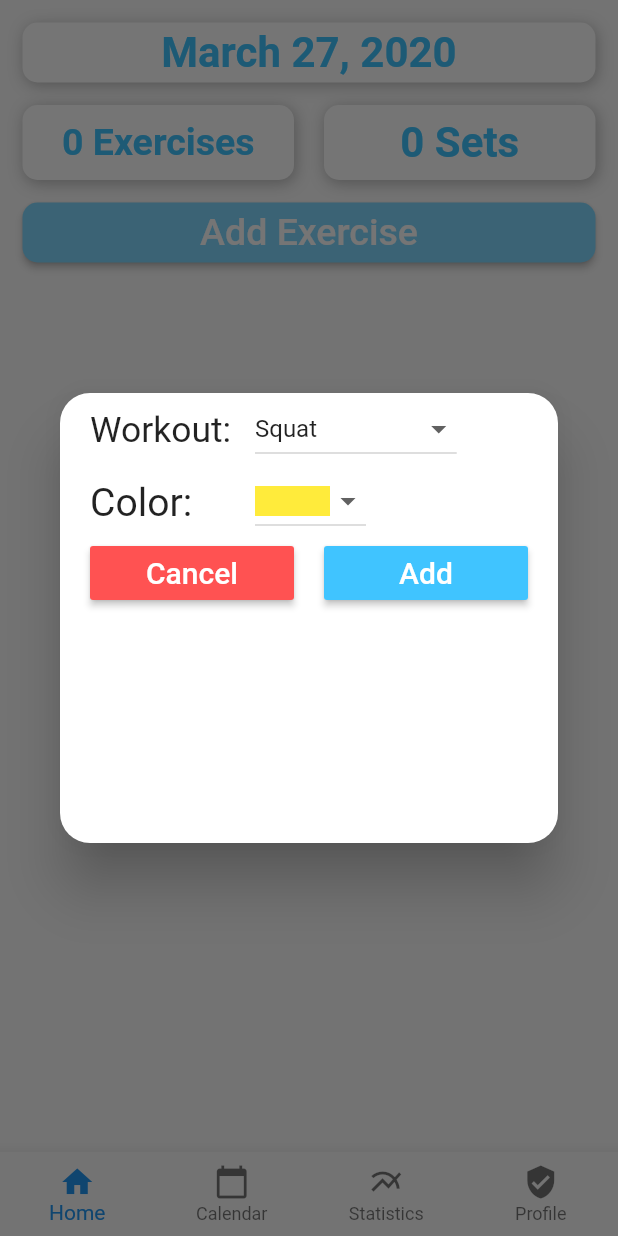
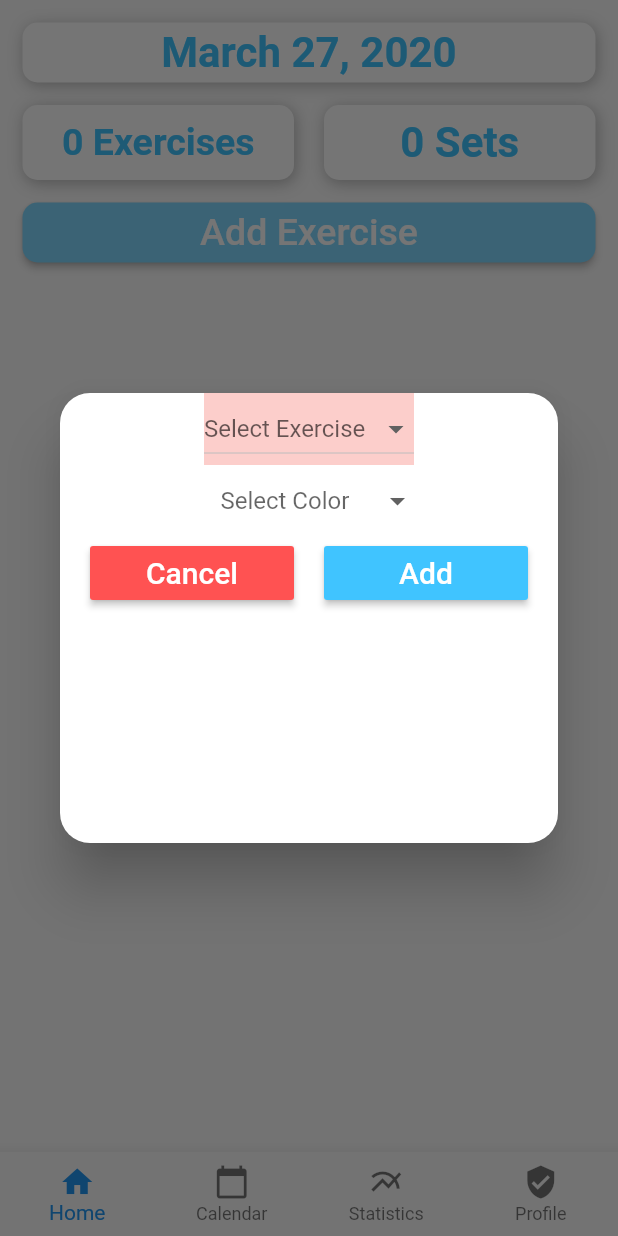
Before and after one commit to YounesBenketira/FitN, a Flutter app: the screen it shows after launch, after a tap on "Add Exercise", on a phone screen of 412 x 824 dp. Run offline on Flutter 3.47's test engine with Material 2 defaults, Android fonts, the phone set to English and light mode, and no system bars; our stand-ins replace table_calendar.

Commit message:
Added date-saving feature for each exercise Added ExerciseCards in the calendar tab Added dynamic categorization of exercises based on what date they were created

```diff
--- a/lib/Pages/page_home.dart
+++ b/lib/Pages/page_home.dart
@@ -27,9 +27,12 @@ class HomePage extends StatefulWidget {
 
 class _HomePageState extends State<HomePage> {
   Storage storage;
+  static List<dynamic> dataSetCopy;
+
   DateTime todaysDate;
   DateTime yesterdaysDate;
   String formattedDate;
+
   int setsDone;
   int excCount;
   int dateIndex;
@@ -38,8 +41,13 @@ class _HomePageState extends State<HomePage> {
   @override
   void initState() {
     storage = Storage();
+    dataSetCopy = widget.dataSet;
+
     _updateDataSet();
     getDateIndex();
+
+//    excCount = widget.dataSet[dateIndex]['exercises'].length;
+
     var now = new DateTime.now();
     todaysDate = new DateTime(now.year, now.month, now.day);
     yesterdaysDate =
@@ -47,6 +55,7 @@ class _HomePageState extends State<HomePage> {
 
     var formatter = new DateFormat.yMMMMd('en_US');
     formattedDate = formatter.format(todaysDate);
+
     updateSets();
 
     super.initState();
@@ -65,11 +74,13 @@ class _HomePageState extends State<HomePage> {
           });
 
       if (dateIndex == null) {
-        dataSet.add({'date': todaysDate.toIso8601String(), 'exercises': []});
         setState(() {
-          dateIndex = dataSet.length - 1;
+          widget.dataSet.add(
+              {'date': todaysDate.toIso8601String(), 'exercises': []});
+          dateIndex = widget.dataSet.length - 1;
           yesterIndex = dateIndex + 1;
         });
+        storage.save(widget.dataSet);
       }
     });
   }
@@ -83,18 +94,22 @@ class _HomePageState extends State<HomePage> {
         exerciseList = new List();
       else {
         if (dateIndex == null) dateIndex = data.length - 1;
+//        print(dateIndex);
+//        print(data);
         exerciseList = data[dateIndex]['exercises'];
       }
 
       int setCount = 0;
       for (int i = 0; i < exerciseList.length; i++) {
-        int sets = Exercise.fromJson(exerciseList[i]).getSetCount();
+        Exercise temp = Exercise.fromJson(exerciseList[i]);
+        int sets = temp.getSetCount();
         setCount += sets;
       }
 
       setState(() {
         setsDone = setCount;
         excCount = exerciseList.length;
+        _updateDataSet();
       });
     });
   }
@@ -103,6 +118,7 @@ class _HomePageState extends State<HomePage> {
     Future<List<dynamic>> future = storage.readData();
 
     future.then((var data) {
+//      print(data);
       setState(() {
         widget.dataSet = data;
       });
@@ -156,6 +172,7 @@ class _HomePageState extends State<HomePage> {
   }
 
   void addExercise(Exercise ex) {
+//    print("BEFORE: " + widget.dataSet.toString());
     setState(() {
       excCount++;
 
@@ -170,6 +187,7 @@ class _HomePageState extends State<HomePage> {
         widget.dataSet[dateIndex]['exercises'].add(ex);
       }
     });
+//    print("AFTER: " + widget.dataSet.toString());
     storage.save(widget.dataSet);
   }
 
@@ -337,30 +355,30 @@ class _HomePageState extends State<HomePage> {
             style: TextStyle(color: Colors.white, fontSize: 25),
           ),
           shape:
-              RoundedRectangleBorder(borderRadius: BorderRadius.circular(10)),
+          RoundedRectangleBorder(borderRadius: BorderRadius.circular(10)),
         ),
       ),
     );
   }
 
+  AsyncSnapshot lastSnapshot;
+
   Widget _buildExerciseList() {
     Widget createListView(BuildContext context, AsyncSnapshot snapshot) {
       List<dynamic> values;
-//      print(dateIndex);
-//      print(snapshot.data);
+
       if (snapshot.data.length == 0)
         values = [];
       else {
         values = snapshot.data[dateIndex]['exercises'];
       }
-//      print(snapshot.data[0]['exercises']);
 
       return new ListView.builder(
+        physics: const NeverScrollableScrollPhysics(),
         primary: false,
         shrinkWrap: true,
         itemCount: values.length,
         itemBuilder: (BuildContext context, int index) {
-//          print(values);
           return new Column(
             children: <Widget>[
               ExerciseCard(
@@ -372,23 +390,6 @@ class _HomePageState extends State<HomePage> {
           );
         },
       );
-//      return new ListView.builder(
-//        primary: false,
-//        shrinkWrap: true,
-//        itemCount: values.length,
-//        itemBuilder: (BuildContext context, int index) {
-////          print(values);
-//          return new Column(
-//            children: <Widget>[
-//              ExerciseCard(
-//                exercise: Exercise.fromJson(values[index]),
-//                deleteExercise: removeExercise,
-//                updateSets: updateSets,
-//              ),
-//            ],
-//          );
-//        },
-//      );
     }
 
     var futureBuilder = new FutureBuilder(
@@ -397,12 +398,16 @@ class _HomePageState extends State<HomePage> {
         switch (snapshot.connectionState) {
           case ConnectionState.none:
           case ConnectionState.waiting:
-          return new Text('loading...');
+            if (lastSnapshot == null)
+              return new Text('');
+            return createListView(context, lastSnapshot);
           default:
             if (snapshot.hasError)
               return new Text('Error: ${snapshot.error}');
-            else
+            else {
+              lastSnapshot = snapshot;
               return createListView(context, snapshot);
+            }
         }
       },
     );
--- a/lib/UI/popup_AddExercise.dart
+++ b/lib/UI/popup_AddExercise.dart
@@ -61,9 +61,11 @@ class _ExcerciseDialogueAdd extends State<ExerciseCreationPopup> {
       list.add(DropdownMenuItem(
         value: color,
         child: Container(
+          width: double.infinity,
+          height: 40,
           color: clr,
-          width: 50,
-          height: 20,
+//          width: 50,
+//          height: 20,
         ),
       ));
     }
@@ -83,14 +85,13 @@ class _ExcerciseDialogueAdd extends State<ExerciseCreationPopup> {
     });
   }
 
-
   @override
   void initState() {
     _workoutMenuItems = _buildWorkoutMenuItems(workoutList);
-    _selectedWorkout = workoutList[0];
+//    _selectedWorkout = workoutList[0];
 
     _colorMenuItems = _buildColorMenuItems(colorList);
-    _selectedColor = colorList[0];
+//    _selectedColor = colorList[0];
 
     super.initState();
   }
@@ -101,65 +102,35 @@ class _ExcerciseDialogueAdd extends State<ExerciseCreationPopup> {
       shape: RoundedRectangleBorder(borderRadius: BorderRadius.circular(20)),
       elevation: 16,
       child: Container(
+        color: Colors.transparent,
         height: 300.0,
         child: Column(children: <Widget>[
-          Row(
-            children: <Widget>[
-              SizedBox(
-                width: 20,
-              ),
           Container(
-                width: 100,
-                height: 30,
-                child: FittedBox(
-                  alignment: Alignment.centerLeft,
-                  fit: BoxFit.contain,
-                  child: Text(
-                    "Workout: ",
-                    style: TextStyle(fontSize: 20),
-                  ),
-                ),
-              ),
-              SizedBox(
-                width: 10,
-              ),
-              DropdownButton(
+            color: Colors.red.withOpacity(0.26),
+            width: 140,
+            child: DropdownButton(
+              isExpanded: true,
+              elevation: 16,
+              hint: Text('Select Exercise'),
               value: _selectedWorkout,
               items: _workoutMenuItems,
               onChanged: changeWorkout,
             ),
-            ],
-          ),
-          Row(
-            children: <Widget>[
-              SizedBox(
-                width: 20,
           ),
           Container(
-                width: 90,
-                height: 30,
-                child: FittedBox(
-                  alignment: Alignment.centerLeft,
-                  fit: BoxFit.contain,
-                  child: Text(
-                    "Color: ",
-                    style: TextStyle(fontSize: 20),
-                  ),
-                ),
-              ),
-              Container(
-                width: 20,
-              ),
-              Container(
-//            height: 40,
-                color: Colors.white10,
+            width: 150,
+            child: ButtonTheme(
+              alignedDropdown: true,
+              child: DropdownButtonHideUnderline(
                 child: DropdownButton(
+                  isExpanded: true,
+                  hint: Text('Select Color'),
                   value: _selectedColor,
                   items: _colorMenuItems,
                   onChanged: changeColor,
                 ),
               ),
-            ],
+            ),
           ),
           Row(children: <Widget>[
             Container(
```
Also changed, not shown: lib/Pages/page_calendar.dart (+4 -12 lines), lib/UI/card_Exercise.dart (+63 -70 lines), lib/UI/card_calendar_exercise.dart (added, +146 -0 lines), lib/UI/ui_set.dart (added, +103 -0 lines). Lines whose indentation alone changed are shown as unchanged.
